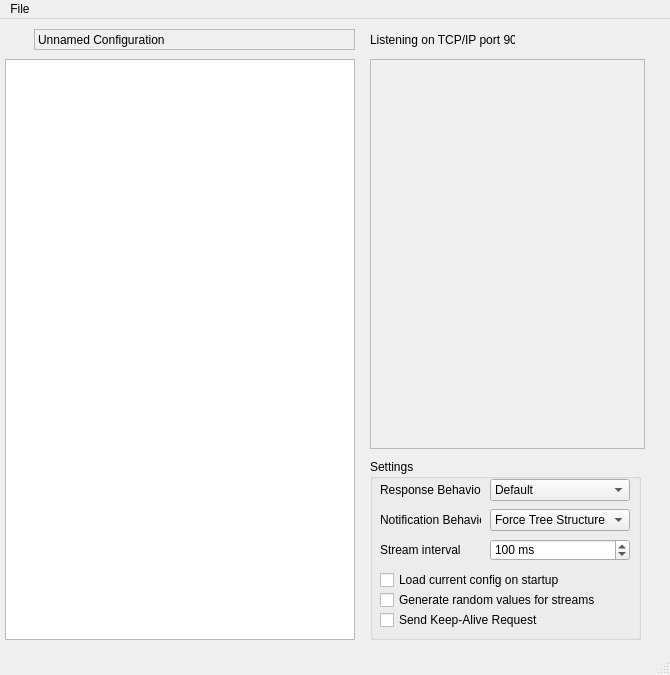
This is tinyember/TinyEmberPlus/TinyEmberPlus.ui in Lawo/ember-plus as Qt 5 draws it before an edit. The edited form follows.
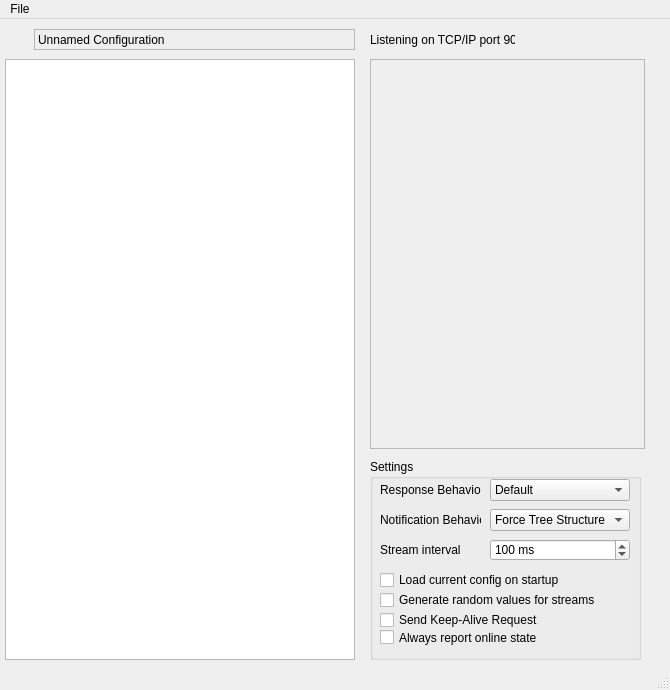
This is the edited form. Icons and pictures are not drawn.

Commit message: TinyEmberPlus Release 2.10.4 - Fixed: When the DirFieldMask was not set in a GetDirectory request, the response only contained the node number. - When importing an Ember+ tree, the parameter type property must no longer be set.

Diff of the .ui file:
```diff
--- a/tinyember/TinyEmberPlus/TinyEmberPlus.ui
+++ b/tinyember/TinyEmberPlus/TinyEmberPlus.ui
@@ -7,7 +7,7 @@
     <x>0</x>
     <y>0</y>
     <width>670</width>
-    <height>675</height>
+    <height>690</height>
    </rect>
   </property>
   <property name="sizePolicy">
@@ -19,13 +19,13 @@
   <property name="minimumSize">
    <size>
     <width>670</width>
-    <height>675</height>
+    <height>690</height>
    </size>
   </property>
   <property name="maximumSize">
    <size>
     <width>670</width>
-    <height>675</height>
+    <height>690</height>
    </size>
   </property>
   <property name="windowTitle">
@@ -58,7 +58,7 @@
       <x>5</x>
       <y>40</y>
       <width>350</width>
-      <height>581</height>
+      <height>601</height>
      </rect>
     </property>
     <property name="animated">
@@ -114,7 +114,7 @@
       <x>370</x>
       <y>440</y>
       <width>271</width>
-      <height>181</height>
+      <height>201</height>
      </rect>
     </property>
     <property name="title">
@@ -309,6 +309,19 @@
        <normaloff>:/image/resources/flag-blue.png</normaloff>:/image/resources/flag-blue.png</iconset>
      </property>
     </widget>
+    <widget class="QCheckBox" name="alwaysReportOnlineStateCheckBox">
+     <property name="geometry">
+      <rect>
+       <x>10</x>
+       <y>170</y>
+       <width>221</width>
+       <height>17</height>
+      </rect>
+     </property>
+     <property name="text">
+      <string>Always report online state</string>
+     </property>
+    </widget>
    </widget>
    <widget class="QLabel" name="label_5">
     <property name="geometry">
```
Left out of the diff: 17 changed lines with no effect on the pictures. The commit also changes 15 other files.
